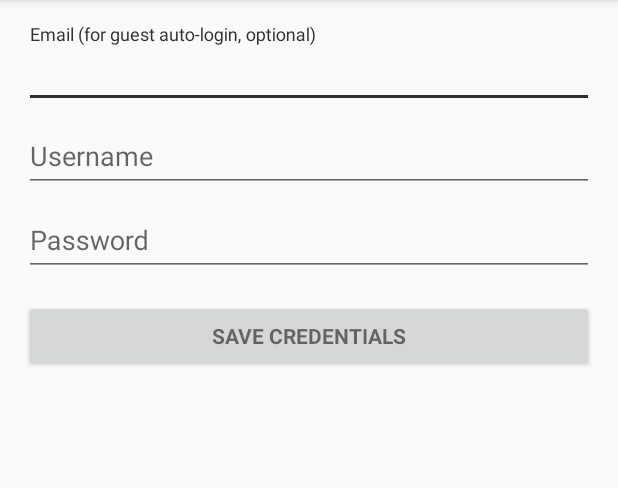
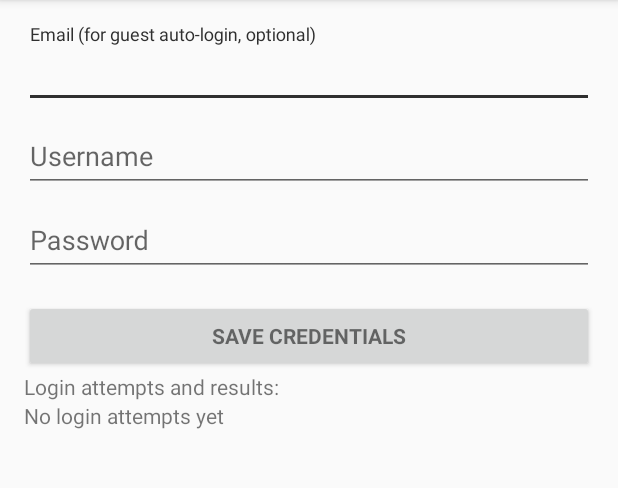
Before and after one commit to mkg20001/aruba-networks-login, an Android app: the screen it shows after launch (LoginActivity), on a phone screen of 412 x 824 dp, the part 84-572 px from its top. Run offline under Robolectric (Android 15) with nearby library versions, the phone set to English and light mode, and no system bars; pictures from the network do not load; 2 statements that could not run were skipped.

Commit message:
feat: Login attempt logs

```diff
--- a/app/src/main/java/io/mkg20001/arubanetworkslogin/LoginActivity.kt
+++ b/app/src/main/java/io/mkg20001/arubanetworkslogin/LoginActivity.kt
@@ -20,7 +20,6 @@ import android.view.inputmethod.EditorInfo
 import android.widget.ArrayAdapter
 import android.widget.TextView
 
-import java.util.ArrayList
 import android.Manifest.permission.READ_CONTACTS
 import android.widget.Toast
 import kotlinx.android.synthetic.main.activity_login.*
@@ -29,6 +28,7 @@ import android.app.job.JobInfo
 import android.content.ComponentName
 import android.content.Context
 import android.support.annotation.RequiresApi
+import java.util.*
 
 /**
  * A login screen that offers login via email/password.
@@ -44,6 +44,7 @@ class LoginActivity : AppCompatActivity(), LoaderCallbacks<Cursor> {
         setContentView(R.layout.activity_login)
         // Set up the login form.
         readFromPrefs()
+        readLogsFromPrefs()
         populateAutoComplete()
         password.setOnEditorActionListener(TextView.OnEditorActionListener { _, id, _ ->
             if (id == EditorInfo.IME_ACTION_DONE || id == EditorInfo.IME_NULL) {
@@ -57,6 +58,25 @@ class LoginActivity : AppCompatActivity(), LoaderCallbacks<Cursor> {
         if (android.os.Build.VERSION.SDK_INT >= Build.VERSION_CODES.N) {
             scheduleJob()
         }
+    }
+
+    private fun readLogsFromPrefs() {
+        val settings = getSharedPreferences("Logs", 0)
+        var logs = settings.getString("logs", "")!!.toString().split(",")
+            .filter { !it.isEmpty() }
+            .map { LoginResult.load(it) }
+            .map {
+                getString(R.string.res_tpl)
+                    .replace("%1", it.occured.toString())
+                    .plus("\n => ")
+                    .plus(getString(it.result.text))
+            }
+            .joinToString("\n")
+
+        if (logs.isBlank()) {
+            logs = getString(R.string.res_empty)
+        }
+        logsBox.text = logs
     }
 
 
--- a/app/src/main/java/io/mkg20001/arubanetworkslogin/Utils.kt
+++ b/app/src/main/java/io/mkg20001/arubanetworkslogin/Utils.kt
@@ -7,6 +7,7 @@ import android.os.Build
 import android.support.annotation.RequiresApi
 import android.util.Log
 import android.widget.Toast
+import java.util.*
 
 object Utils {
     /**
--- a/app/src/main/res/layout/activity_login.xml
+++ b/app/src/main/res/layout/activity_login.xml
@@ -87,6 +87,14 @@
                     android:layout_marginTop="16dp"
                     android:text="@string/action_save_creds"
                     android:textStyle="bold"/>
+            <TextView
+                    android:text="@string/res_title"
+                    android:layout_width="match_parent"
+                    android:layout_height="wrap_content" android:id="@+id/logsTitle"/>
+            <TextView
+                    android:text="TextView"
+                    android:layout_width="match_parent"
+                    android:layout_height="wrap_content" android:id="@+id/logsBox" tools:text="@string/res_empty"/>
 
         </LinearLayout>
     </ScrollView>
--- a/app/src/main/res/values/strings.xml
+++ b/app/src/main/res/values/strings.xml
@@ -18,4 +18,12 @@
         again.
     </string>
     <string name="login_fail">Hotspot login failed! Check credentials!</string>
+    <string name="res_tpl">" * Login at %1"</string>
+    <string name="r_ok_success">Successful</string>
+    <string name="r_ok_no_captive">Successful, no login needed</string>
+    <string name="r_err_not_aruba">Failed, WiFi not from Aruba Networks</string>
+    <string name="r_err_invalid_creds">Failed, invalid credentials</string>
+    <string name="r_err_other">Failed, unkown error</string>
+    <string name="res_empty">No login attempts yet</string>
+    <string name="res_title">Login attempts and results:</string>
 </resources>
```
Also changed, not shown: app/src/main/java/io/mkg20001/arubanetworkslogin/CaptiveLoginTask.kt (+25 -5 lines), app/src/main/java/io/mkg20001/arubanetworkslogin/LoginResult.kt (added, +26 -0 lines), 1 other file.
